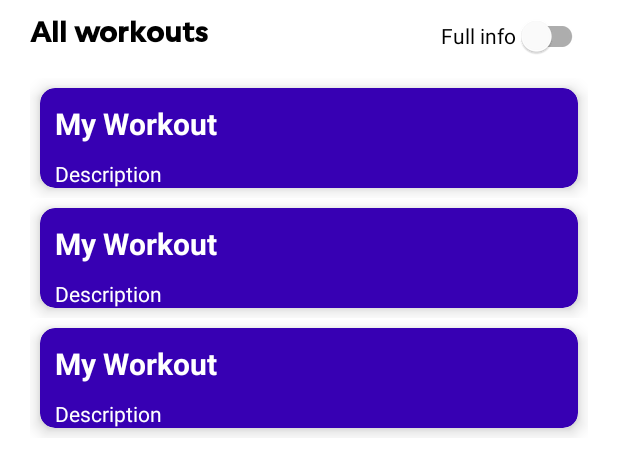
After one commit to D0ytr6/workout-design-app, an Android app: the layout fragment_workouts_list.xml on its own in the app's theme, with its tools: preview values and no code run, on a phone screen of 412 x 824 dp. The commit adds this screen. Shown: the top 475 px of the screen. Run offline under Robolectric (Android 15) with nearby library versions, the phone set to English and light mode, and no system bars.

Commit message:
Show workout list from db

```diff
--- /dev/null
+++ b/app/src/main/java/com/example/samurairoad/model/WorkoutState.kt
@@ -0,0 +1,6 @@
+package com.example.samurairoad.model
+
+data class WorkoutState(
+    var title: String,
+    var description: String,
+)
--- a/app/src/main/java/com/example/samurairoad/room/DAOAccess.kt
+++ b/app/src/main/java/com/example/samurairoad/room/DAOAccess.kt
@@ -21,7 +21,7 @@ interface DAOAccess {
     @Insert(onConflict = OnConflictStrategy.IGNORE)
     suspend fun insertWorkoutData(workoutData: WorkoutDataTableModel)
 
-    @Query("Select * from workout")
-    fun getAllWorkouts(): LiveData<List<WorkoutTableModel>>
+    @Query("SELECT * FROM workout")
+    suspend fun getAllWorkouts(): List<WorkoutTableModel>
 
 }
--- a/app/src/main/java/com/example/samurairoad/ui/activities/CreateWorkoutFragment.kt
+++ b/app/src/main/java/com/example/samurairoad/ui/activities/CreateWorkoutFragment.kt
@@ -33,9 +33,6 @@ class CreateWorkoutFragment : Fragment() {
                 createWorkoutViewModel.insertWorkout(requireContext(), binding.workoutTitle.text.toString(), binding.workoutDescription.text.toString())
             }
         }
-
-//        save_workout_btn = binding.root.save
-
         return root
     }
 
--- /dev/null
+++ b/app/src/main/res/layout/fragment_workouts_list.xml
@@ -0,0 +1,44 @@
+<?xml version="1.0" encoding="utf-8"?>
+<androidx.constraintlayout.widget.ConstraintLayout xmlns:android="http://schemas.android.com/apk/res/android"
+    android:layout_width="match_parent"
+    android:layout_height="match_parent"
+    xmlns:app="http://schemas.android.com/apk/res-auto"
+    xmlns:tools="http://schemas.android.com/tools">
+
+    <TextView
+        android:id="@+id/all_workouts_title"
+        android:layout_width="match_parent"
+        android:layout_height="wrap_content"
+        app:layout_constraintTop_toTopOf="parent"
+        app:layout_constraintLeft_toLeftOf="parent"
+        app:layout_constraintRight_toRightOf="parent"
+        android:text="All workouts"
+        android:fontFamily="@font/shoika_semi"
+        android:textColor="@color/black"
+        android:textSize="18sp"
+        android:textStyle="bold"
+        android:layout_marginTop="10dp"
+        android:layout_marginStart="20dp" />
+
+    <com.google.android.material.switchmaterial.SwitchMaterial
+        android:id="@+id/material_switch"
+        android:layout_marginEnd="20dp"
+        android:layout_width="wrap_content"
+        android:layout_height="wrap_content"
+        android:text="Full info"
+        app:layout_constraintEnd_toEndOf="parent"
+        app:layout_constraintTop_toTopOf="parent" />
+
+    <androidx.recyclerview.widget.RecyclerView
+        android:id="@+id/workout_list_rv"
+        android:layout_width="match_parent"
+        android:layout_height="0dp"
+        app:layout_constraintTop_toBottomOf="@id/all_workouts_title"
+        android:layout_marginStart="20dp"
+        android:layout_marginEnd="20dp"
+        android:layout_marginTop="20dp"
+        tools:listitem="@layout/workout_item"
+        />
+
+
+</androidx.constraintlayout.widget.ConstraintLayout>
--- /dev/null
+++ b/app/src/main/res/layout/workout_item.xml
@@ -0,0 +1,49 @@
+<?xml version="1.0" encoding="utf-8"?>
+<androidx.appcompat.widget.LinearLayoutCompat xmlns:android="http://schemas.android.com/apk/res/android"
+    android:layout_width="match_parent"
+    android:layout_height="wrap_content"
+    xmlns:app="http://schemas.android.com/apk/res-auto"
+    android:orientation="vertical">
+
+    <androidx.cardview.widget.CardView
+        android:layout_width="match_parent"
+        android:layout_height="wrap_content"
+        app:cardBackgroundColor="@color/purple_700"
+        app:cardCornerRadius="10dp"
+        app:cardElevation="6.5dp"
+        android:layout_margin="6.5dp"
+        android:padding="5dp">
+
+        <androidx.appcompat.widget.LinearLayoutCompat
+            android:layout_width="match_parent"
+            android:layout_height="wrap_content"
+            android:orientation="vertical">
+
+            <TextView
+                android:id="@+id/title_tv"
+                android:text="My Workout"
+                android:layout_width="wrap_content"
+                android:layout_height="wrap_content"
+                android:textColor="@color/white"
+                android:textSize="20sp"
+                android:layout_marginStart="10dp"
+                android:layout_marginTop="10dp"
+                android:textStyle="bold" />
+
+            <TextView
+                android:id="@+id/description_tv"
+                android:layout_width="wrap_content"
+                android:layout_height="wrap_content"
+                android:text="Description"
+                android:textColor="@color/white"
+                android:layout_marginStart="10dp"
+                android:layout_marginTop="10dp"
+                />
+
+        </androidx.appcompat.widget.LinearLayoutCompat>
+
+    </androidx.cardview.widget.CardView>
+
+
+
+</androidx.appcompat.widget.LinearLayoutCompat>
```
Also changed, not shown: app/src/main/java/com/example/samurairoad/adapters/WorkoutAdapter.kt (added, +45 -0 lines), app/src/main/java/com/example/samurairoad/repository/WorkoutRepository.kt (+15 -2 lines), app/src/main/java/com/example/samurairoad/ui/activities/ActivitiesFragment.kt (+8 -0 lines), app/src/main/java/com/example/samurairoad/ui/activities/WorkoutsListFragment.kt (added, +62 -0 lines), app/src/main/java/com/example/samurairoad/ui/activities/WorkoutsListViewModel.kt (added, +49 -0 lines), app/src/main/res/layout/workouts_list_fragment.xml (deleted, +0 -21 lines), app/src/main/res/navigation/app_navigation.xml (+10 -0 lines).
